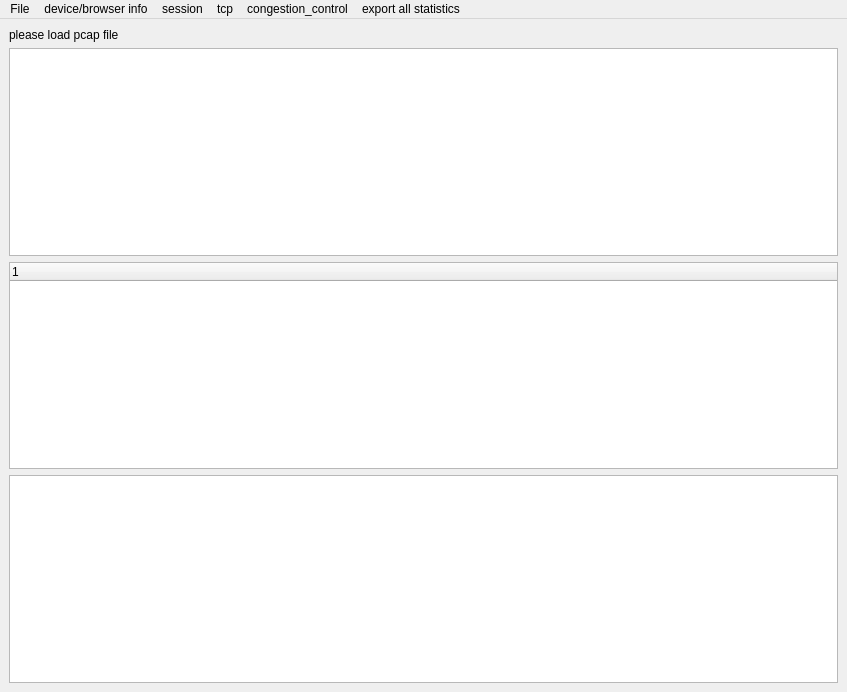
kobe6672823/pcap_analysis, file project/ui/MainWindow.ui: the form before one commit.
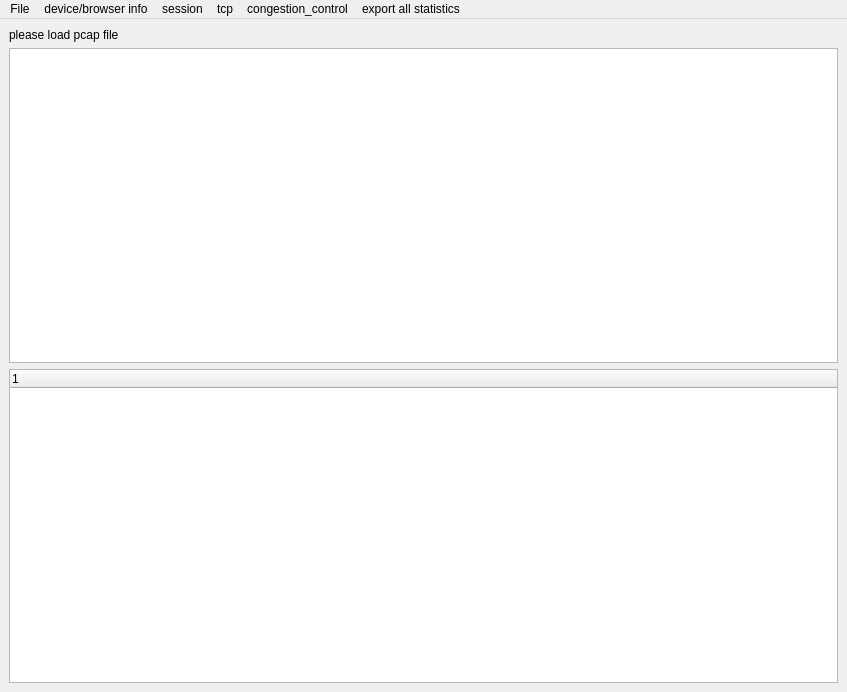
The form after the commit.

Commit message: delete the text field that show the hex info of the pcap_packet

```diff
--- a/project/ui/MainWindow.ui
+++ b/project/ui/MainWindow.ui
@@ -34,9 +34,6 @@
       </column>
      </widget>
     </item>
-    <item>
-     <widget class="QTextBrowser" name="packet_info_text"/>
-    </item>
    </layout>
   </widget>
   <widget class="QMenuBar" name="menuBar">
```
The commit also changes 1 other file.
